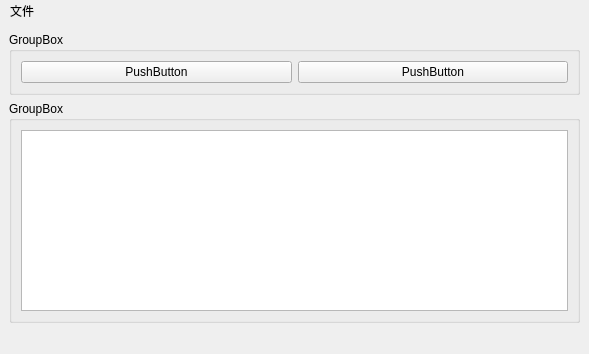
This is hdpe_set/mainwindow.ui in zhahaobing/hdpe_setdate as Qt 5 draws it before an edit. The edited form follows.
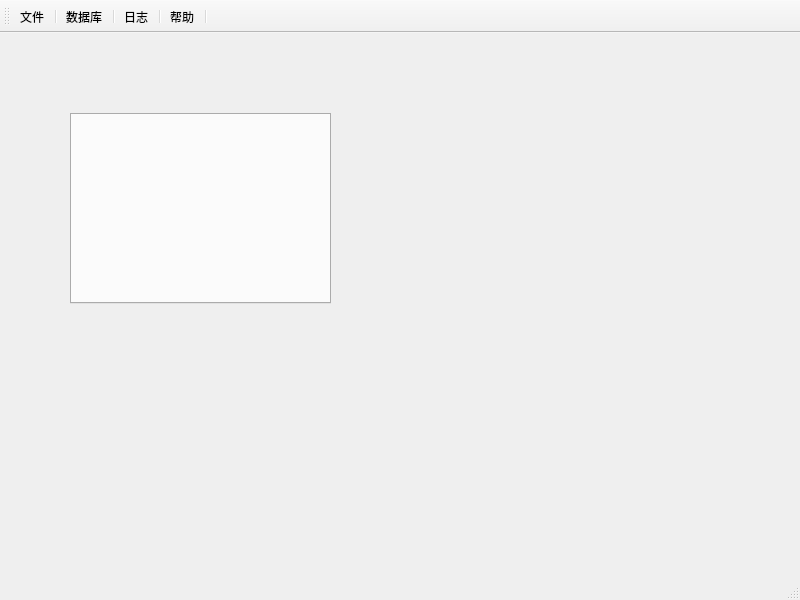
This is the edited form. Icons and pictures are not drawn.

```diff
--- a/hdpe_set/mainwindow.ui
+++ b/hdpe_set/mainwindow.ui
@@ -6,77 +6,106 @@
    <rect>
     <x>0</x>
     <y>0</y>
-    <width>589</width>
-    <height>354</height>
+    <width>800</width>
+    <height>600</height>
    </rect>
   </property>
   <property name="windowTitle">
    <string>MainWindow</string>
   </property>
-  <property name="styleSheet">
-   <string notr="true">border-color: qlineargradient(spread:pad, x1:0, y1:0, x2:1, y2:0, stop:0 rgba(255, 178, 102, 255), stop:0.55 rgba(235, 148, 61, 255), stop:0.98 rgba(0, 0, 0, 255), stop:1 rgba(0, 0, 0, 0));</string>
-  </property>
   <widget class="QWidget" name="centralwidget">
-   <layout class="QVBoxLayout" name="verticalLayout_2">
-    <item>
-     <widget class="QGroupBox" name="groupBox_2">
-      <property name="title">
-       <string>GroupBox</string>
-      </property>
-      <layout class="QHBoxLayout" name="horizontalLayout">
-       <item>
-        <widget class="QPushButton" name="pushButton">
-         <property name="text">
-          <string>PushButton</string>
-         </property>
-        </widget>
-       </item>
-       <item>
-        <widget class="QPushButton" name="pushButton_2">
-         <property name="text">
-          <string>PushButton</string>
-         </property>
-        </widget>
-       </item>
-      </layout>
-     </widget>
-    </item>
-    <item>
-     <widget class="QGroupBox" name="groupBox">
-      <property name="title">
-       <string>GroupBox</string>
-      </property>
-      <layout class="QVBoxLayout" name="verticalLayout">
-       <item>
-        <widget class="QTableWidget" name="tableWidget"/>
-       </item>
-      </layout>
-     </widget>
-    </item>
-   </layout>
+   <widget class="QTabWidget" name="tabWidget">
+    <property name="geometry">
+     <rect>
+      <x>70</x>
+      <y>80</y>
+      <width>261</width>
+      <height>191</height>
+     </rect>
+    </property>
+    <property name="currentIndex">
+     <number>-1</number>
+    </property>
+    <property name="documentMode">
+     <bool>false</bool>
+    </property>
+    <property name="tabsClosable">
+     <bool>true</bool>
+    </property>
+   </widget>
   </widget>
   <widget class="QMenuBar" name="menubar">
    <property name="geometry">
     <rect>
      <x>0</x>
      <y>0</y>
-     <width>589</width>
+     <width>800</width>
      <height>17</height>
     </rect>
    </property>
-   <widget class="QMenu" name="menu_file">
-    <property name="title">
-     <string>文件</string>
-    </property>
-    <addaction name="separator"/>
-    <addaction name="actionopenfile"/>
-   </widget>
-   <addaction name="menu_file"/>
   </widget>
   <widget class="QStatusBar" name="statusbar"/>
-  <action name="actionopenfile">
+  <widget class="QToolBar" name="toolBar">
+   <property name="windowTitle">
+    <string>toolBar</string>
+   </property>
+   <attribute name="toolBarArea">
+    <enum>TopToolBarArea</enum>
+   </attribute>
+   <attribute name="toolBarBreak">
+    <bool>false</bool>
+   </attribute>
+   <addaction name="action_file"/>
+   <addaction name="separator"/>
+   <addaction name="action_database"/>
+   <addaction name="separator"/>
+   <addaction name="action_log"/>
+   <addaction name="separator"/>
+   <addaction name="action_help"/>
+   <addaction name="separator"/>
+  </widget>
+  <action name="action_file">
+   <property name="icon">
+    <iconset resource="rec.qrc">
+     <normaloff>:/images/images/804.bmp</normaloff>:/images/images/804.bmp</iconset>
+   </property>
    <property name="text">
-    <string>打开文件</string>
+    <string>文件</string>
+   </property>
+   <property name="toolTip">
+    <string>文件操作</string>
+   </property>
+  </action>
+  <action name="action_database">
+   <property name="icon">
+    <iconset resource="rec.qrc">
+     <normaloff>:/images/images/514.bmp</normaloff>:/images/images/514.bmp</iconset>
+   </property>
+   <property name="text">
+    <string>数据库</string>
+   </property>
+   <property name="toolTip">
+    <string>数据库操作</string>
+   </property>
+  </action>
+  <action name="action_log">
+   <property name="icon">
+    <iconset resource="rec.qrc">
+     <normaloff>:/images/images/100.bmp</normaloff>:/images/images/100.bmp</iconset>
+   </property>
+   <property name="text">
+    <string>日志</string>
+   </property>
+   <property name="toolTip">
+    <string>系统日志信息</string>
+   </property>
+  </action>
+  <action name="action_help">
+   <property name="text">
+    <string>帮助</string>
+   </property>
+   <property name="toolTip">
+    <string>帮助</string>
    </property>
   </action>
  </widget>
```
Left out of the diff: 4 changed lines with no effect on the pictures.
